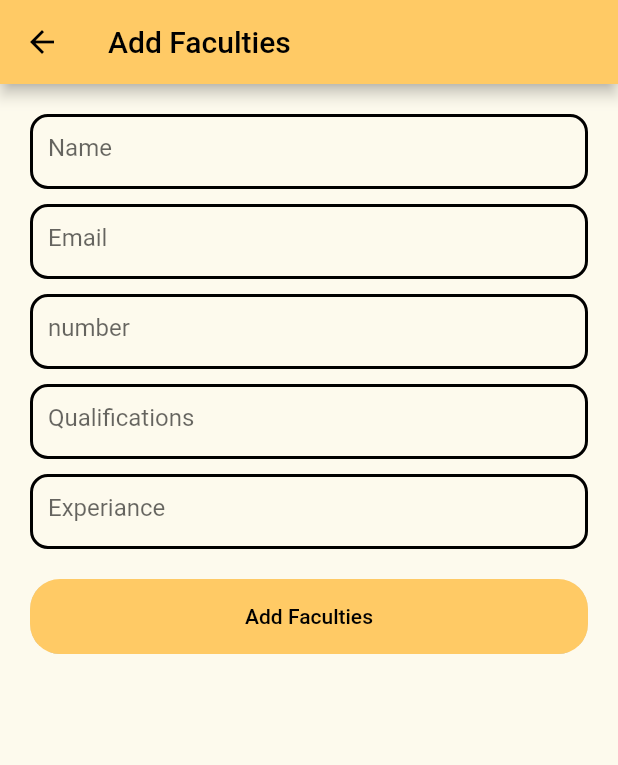
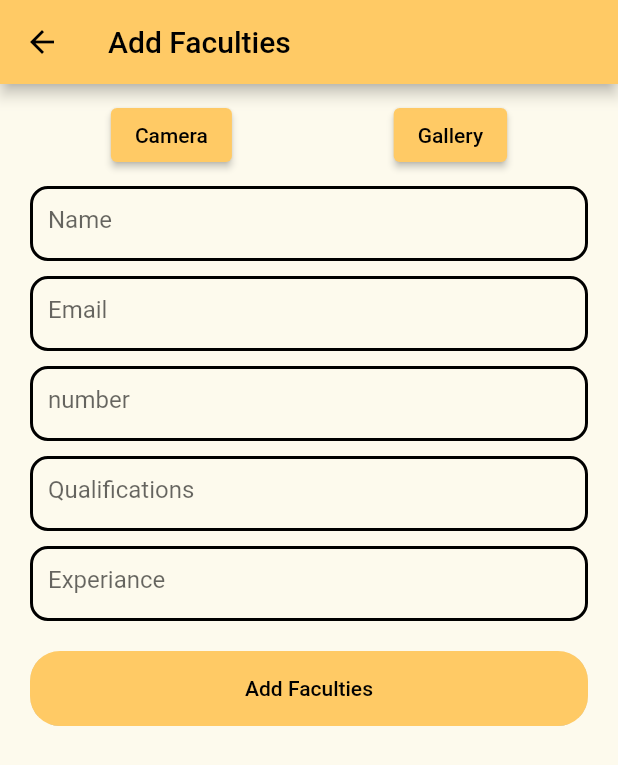
Before and after one commit to vivekjagani/e-learning, a Flutter app: the AddFaculties screen opened directly, on a phone screen of 412 x 824 dp. Shown: the top 765 px of the screen. Run offline on Flutter 3.47's test engine with Material 2 defaults, Android fonts, the phone set to English and light mode, and no system bars; our stand-ins replace carousel_slider, file_picker, firebase_core, get, image_picker, youtube_player_flutter; missing offline and left inert: flutter_cached_pdfview, syncfusion_flutter_pdfviewer; accounts and stored records are empty.

Commit message:
some change

```diff
--- a/lib/admin/add_faculties.dart
+++ b/lib/admin/add_faculties.dart
@@ -1,8 +1,12 @@
+import 'dart:io';
+
 import 'package:e_learning/admin/facultis_cnt.dart';
 import 'package:e_learning/constant.dart';
+import 'package:e_learning/controller.dart';
 import 'package:e_learning/facultie.dart';
 import 'package:flutter/material.dart';
 import 'package:get/get.dart';
+import 'package:image_picker/image_picker.dart';
 
 class AddFaculties extends StatelessWidget {
   const AddFaculties({super.key});
@@ -18,6 +22,7 @@ class AddFaculties extends StatelessWidget {
     TextEditingController experianceController = TextEditingController();
 
     final cnt = Get.put(FacultiesCnt());
+    final imageCnt = Get.put(ImageCnt());
 
     return Scaffold(
         backgroundColor: appYellowWhite,
@@ -29,7 +34,8 @@ class AddFaculties extends StatelessWidget {
             style: TextStyle(color: appBlackColor),
           ),
         ),
-      body: SingleChildScrollView(
+        body: Obx(
+          () => SingleChildScrollView(
             physics: const BouncingScrollPhysics(),
             child: Padding(
               padding: const EdgeInsets.symmetric(horizontal: 20),
@@ -39,29 +45,57 @@ class AddFaculties extends StatelessWidget {
                     const SizedBox(
                       height: 10,
                     ),
-                // InkWell(
-                //     onTap: () {
-                //       cnt.getImageValue();
-                //     },
-                //     child: Container(
-                //       height: 100,
-                //       width: 100,
-                //       decoration: BoxDecoration(
-                //           borderRadius: BorderRadius.circular(10),
-                //           color: appPrimaryColor),
-                //       child: cnt.imageFile == null
-                //           ? const Icon(Icons.person)
-                //           : ClipRRect(
-                //               borderRadius: BorderRadius.circular(10),
-                //               child: Image.file(
-                //                 File(cnt.imagePath.toString()),
-                //                 height: 100,
-                //                 width: 100,
-                //                 fit: BoxFit.cover,
-                //               ),
-                //             ),
-                //     )),
+                    Row(
+                      mainAxisAlignment: MainAxisAlignment.spaceAround,
+                      children: [
+                        ElevatedButton(
+                            style: const ButtonStyle(
+                                backgroundColor:
+                                    MaterialStatePropertyAll(appPrimaryColor)),
+                            onPressed: () {
+                              // cnt.getImageValue();
+                              imageCnt.getPicker(
+                                  context: context, source: ImageSource.camera);
+                            },
+                            child: const Text(
+                              'Camera',
+                              style: TextStyle(color: appBlackColor),
+                            )),
+                        ElevatedButton(
+                            style: const ButtonStyle(
+                                backgroundColor:
+                                    MaterialStatePropertyAll(appPrimaryColor)),
+                            onPressed: () {
+                              // cnt.getImageValue();
+                              imageCnt.getPicker(
+                                  context: context,
+                                  source: ImageSource.gallery);
+                            },
+                            child: const Text(
+                              'Gallery',
+                              style: TextStyle(color: appBlackColor),
+                            )),
+                      ],
+                    ),
 
+                    imageCnt.getImage == ''
+                        ? const SizedBox()
+                        : Container(
+                            height: 100,
+                            width: 100,
+                            decoration: BoxDecoration(
+                                borderRadius: BorderRadius.circular(10),
+                                color: appPrimaryColor),
+                            child: ClipRRect(
+                              borderRadius: BorderRadius.circular(10),
+                              child: Image.file(
+                                File(imageCnt.getImage),
+                                height: 200,
+                                width: 200,
+                                fit: BoxFit.cover,
+                              ),
+                            ),
+                          ),
                     const SizedBox(
                       height: 10,
                     ),
@@ -70,15 +104,17 @@ class AddFaculties extends StatelessWidget {
                       child: TextFormField(
                         cursorColor: appBlackColor,
                         controller: nameController,
-                    keyboardType: TextInputType.emailAddress,
+                        // keyboardType: TextInputType.emailAddress,
                         decoration: InputDecoration(
                             enabledBorder: const OutlineInputBorder(
-                          borderRadius: BorderRadius.all(Radius.circular(12.0)),
+                              borderRadius:
+                                  BorderRadius.all(Radius.circular(12.0)),
                               borderSide:
                                   BorderSide(color: appBlackColor, width: 2),
                             ),
                             focusedBorder: const OutlineInputBorder(
-                          borderRadius: BorderRadius.all(Radius.circular(10.0)),
+                              borderRadius:
+                                  BorderRadius.all(Radius.circular(10.0)),
                               borderSide:
                                   BorderSide(color: appBlackColor, width: 2),
                             ),
@@ -95,15 +131,17 @@ class AddFaculties extends StatelessWidget {
                       child: TextFormField(
                         cursorColor: appBlackColor,
                         controller: emailController,
-                    keyboardType: TextInputType.emailAddress,
+                        // keyboardType: TextInputType.emailAddress,
                         decoration: InputDecoration(
                             enabledBorder: const OutlineInputBorder(
-                          borderRadius: BorderRadius.all(Radius.circular(12.0)),
+                              borderRadius:
+                                  BorderRadius.all(Radius.circular(12.0)),
                               borderSide:
                                   BorderSide(color: appBlackColor, width: 2),
                             ),
                             focusedBorder: const OutlineInputBorder(
-                          borderRadius: BorderRadius.all(Radius.circular(10.0)),
+                              borderRadius:
+                                  BorderRadius.all(Radius.circular(10.0)),
                               borderSide:
                                   BorderSide(color: appBlackColor, width: 2),
                             ),
@@ -120,15 +158,17 @@ class AddFaculties extends StatelessWidget {
                       child: TextFormField(
                         cursorColor: appBlackColor,
                         controller: numberController,
-                    keyboardType: TextInputType.emailAddress,
+                        // keyboardType: TextInputType.number,
                         decoration: InputDecoration(
                             enabledBorder: const OutlineInputBorder(
-                          borderRadius: BorderRadius.all(Radius.circular(12.0)),
+                              borderRadius:
+                                  BorderRadius.all(Radius.circular(12.0)),
                               borderSide:
                                   BorderSide(color: appBlackColor, width: 2),
                             ),
                             focusedBorder: const OutlineInputBorder(
-                          borderRadius: BorderRadius.all(Radius.circular(10.0)),
+                              borderRadius:
+                                  BorderRadius.all(Radius.circular(10.0)),
                               borderSide:
                                   BorderSide(color: appBlackColor, width: 2),
                             ),
@@ -145,15 +185,17 @@ class AddFaculties extends StatelessWidget {
                       child: TextFormField(
                         cursorColor: appBlackColor,
                         controller: qualificationController,
-                    keyboardType: TextInputType.emailAddress,
+                        // keyboardType: TextInputType.emailAddress,
                         decoration: InputDecoration(
                             enabledBorder: const OutlineInputBorder(
-                          borderRadius: BorderRadius.all(Radius.circular(12.0)),
+                              borderRadius:
+                                  BorderRadius.all(Radius.circular(12.0)),
                               borderSide:
                                   BorderSide(color: appBlackColor, width: 2),
                             ),
                             focusedBorder: const OutlineInputBorder(
-                          borderRadius: BorderRadius.all(Radius.circular(10.0)),
+                              borderRadius:
+                                  BorderRadius.all(Radius.circular(10.0)),
                               borderSide:
                                   BorderSide(color: appBlackColor, width: 2),
                             ),
@@ -170,15 +212,17 @@ class AddFaculties extends StatelessWidget {
                       child: TextFormField(
                         cursorColor: appBlackColor,
                         controller: experianceController,
-                    keyboardType: TextInputType.emailAddress,
+                        // keyboardType: TextInputType.emailAddress,
                         decoration: InputDecoration(
                             enabledBorder: const OutlineInputBorder(
-                          borderRadius: BorderRadius.all(Radius.circular(12.0)),
+                              borderRadius:
+                                  BorderRadius.all(Radius.circular(12.0)),
                               borderSide:
                                   BorderSide(color: appBlackColor, width: 2),
                             ),
                             focusedBorder: const OutlineInputBorder(
-                          borderRadius: BorderRadius.all(Radius.circular(10.0)),
+                              borderRadius:
+                                  BorderRadius.all(Radius.circular(10.0)),
                               borderSide:
                                   BorderSide(color: appBlackColor, width: 2),
                             ),
@@ -207,7 +251,7 @@ class AddFaculties extends StatelessWidget {
                           onPressed: () {
                             cnt.facultiesData.add(
                               FacultiesData(
-                            image: cnt.imagePath.toString(),
+                                image: imageCnt.getImage.toString(),
                                 name: nameController.text,
                                 email: emailController.text,
                                 number: int.parse(numberController.text),
@@ -216,6 +260,7 @@ class AddFaculties extends StatelessWidget {
                               ),
                             );
                             Navigator.pop(context);
+                            imageCnt.getImage = '';
                           },
                         ),
                       ),
@@ -226,6 +271,6 @@ class AddFaculties extends StatelessWidget {
               ),
             ),
           ),
-    );
+        ));
   }
 }
--- a/lib/authantication_screen/ragistration_screen.dart
+++ b/lib/authantication_screen/ragistration_screen.dart
@@ -123,7 +123,7 @@ class SignUpScreen extends StatelessWidget {
                   style: const TextStyle(color: Colors.black),
                   children: [
                     TextSpan(
-                        text: 'Sign In',
+                        text: 'Sign Up',
                         style: const TextStyle(
                             color: Color.fromARGB(255, 51, 17, 144),
                             fontWeight: FontWeight.bold),
--- /dev/null
+++ b/lib/controller.dart
@@ -0,0 +1,21 @@
+import 'package:flutter/material.dart';
+import 'package:get/get.dart';
+import 'package:image_picker/image_picker.dart';
+
+class ImageCnt extends GetxController {
+  final _getImage = ''.obs;
+  get getImage => _getImage.value;
+  set getImage(value) => _getImage.value = value;
+
+  PickedFile? imageFile;
+  Future<void> getPicker(
+      {required BuildContext context, required ImageSource source}) async {
+    final pickedFile = await ImagePicker().getImage(
+      source: source,
+    );
+    imageFile = pickedFile!;
+    if (imageFile != null) {
+      getImage = imageFile!.path;
+    }
+  }
+}
--- a/pubspec.yaml
+++ b/pubspec.yaml
@@ -36,12 +36,13 @@ dependencies:
   cupertino_icons: ^1.0.2
   firebase_auth: ^4.3.0
   firebase_core: ^2.8.0
-  image_picker: ^0.8.7
+  image_picker: ^0.8.7+4
   get: ^4.6.5
   carousel_slider: ^4.2.1
   youtube_player_flutter: ^8.1.2
   syncfusion_flutter_pdfviewer: ^21.1.38
   flutter_cached_pdfview: ^0.4.1
+  file_picker: ^5.2.11
 
 dev_dependencies:
   flutter_test:
```
Also changed, not shown: lib/admin/add pdf/add_pdf.dart (+10 -7 lines), lib/admin/add pdf/pdf_cnt.dart (+9 -0 lines), lib/admin/dashboard.dart (+24 -0 lines), lib/authantication_screen/forgot_password.dart (added, +75 -0 lines), lib/authantication_screen/login_screen.dart (+9 -0 lines), pubspec.lock, 6 other files. Lines whose indentation alone changed are shown as unchanged.
